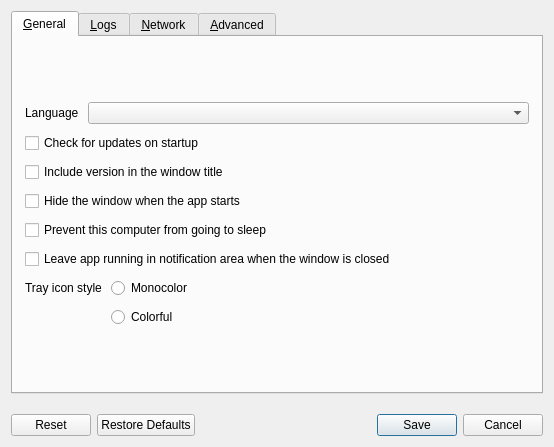
deskflow/deskflow, file src/lib/gui/dialogs/SettingsDialog.ui: the form before one commit.
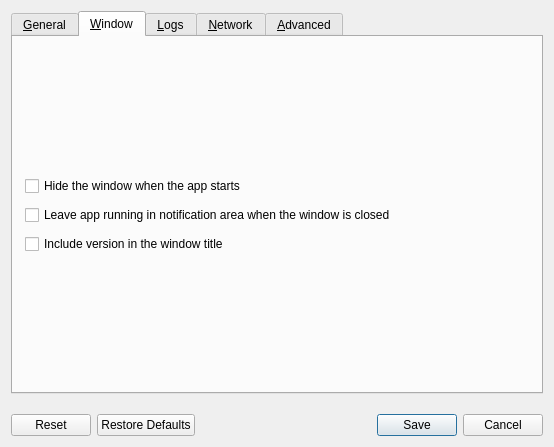
The form after the commit. The open tabs and pages were chosen to show the change. Icons and pictures are not drawn.

Commit message: refactor: SettingsDialog, new Window Behavior tab

The edit to the form file:
```diff
--- a/src/lib/gui/dialogs/SettingsDialog.ui
+++ b/src/lib/gui/dialogs/SettingsDialog.ui
@@ -91,20 +91,6 @@
          </property>
         </widget>
        </item>
-       <item>
-        <widget class="QCheckBox" name="cbShowVersion">
-         <property name="text">
-          <string>Include version in the window title</string>
-         </property>
-        </widget>
-       </item>
-       <item>
-        <widget class="QCheckBox" name="cbAutoHide">
-         <property name="text">
-          <string>Hide the window when the app starts</string>
-         </property>
-        </widget>
-       </item>
        <item>
         <widget class="QCheckBox" name="cbPreventSleep">
          <property name="text">
@@ -112,13 +98,6 @@
          </property>
         </widget>
        </item>
-       <item>
-        <widget class="QCheckBox" name="cbCloseToTray">
-         <property name="text">
-          <string>Leave app running in notification area when the window is closed</string>
-         </property>
-        </widget>
-       </item>
        <item>
         <layout class="QFormLayout" name="formLayout">
          <item row="1" column="1">
@@ -159,6 +138,75 @@
        </item>
       </layout>
      </widget>
+     <widget class="QWidget" name="tabWindow">
+      <attribute name="title">
+       <string>&amp;Window</string>
+      </attribute>
+      <layout class="QVBoxLayout" name="verticalLayout_2">
+       <property name="spacing">
+        <number>9</number>
+       </property>
+       <property name="leftMargin">
+        <number>12</number>
+       </property>
+       <property name="topMargin">
+        <number>20</number>
+       </property>
+       <property name="rightMargin">
+        <number>12</number>
+       </property>
+       <property name="bottomMargin">
+        <number>20</number>
+       </property>
+       <item>
+        <spacer name="verticalSpacer_10">
+         <property name="orientation">
+          <enum>Qt::Orientation::Vertical</enum>
+         </property>
+         <property name="sizeHint" stdset="0">
+          <size>
+           <width>20</width>
+           <height>0</height>
+          </size>
+         </property>
+        </spacer>
+       </item>
+       <item>
+        <widget class="QCheckBox" name="cbAutoHide">
+         <property name="text">
+          <string>Hide the window when the app starts</string>
+         </property>
+        </widget>
+       </item>
+       <item>
+        <widget class="QCheckBox" name="cbCloseToTray">
+         <property name="text">
+          <string>Leave app running in notification area when the window is closed</string>
+         </property>
+        </widget>
+       </item>
+       <item>
+        <widget class="QCheckBox" name="cbShowVersion">
+         <property name="text">
+          <string>Include version in the window title</string>
+         </property>
+        </widget>
+       </item>
+       <item>
+        <spacer name="verticalSpacer_11">
+         <property name="orientation">
+          <enum>Qt::Orientation::Vertical</enum>
+         </property>
+         <property name="sizeHint" stdset="0">
+          <size>
+           <width>20</width>
+           <height>0</height>
+          </size>
+         </property>
+        </spacer>
+       </item>
+      </layout>
+     </widget>
      <widget class="QWidget" name="tabLog">
       <attribute name="title">
        <string>&amp;Logs</string>
```
Left out of the diff: 3 changed lines with no effect on the pictures. The commit also changes 6 other files.
